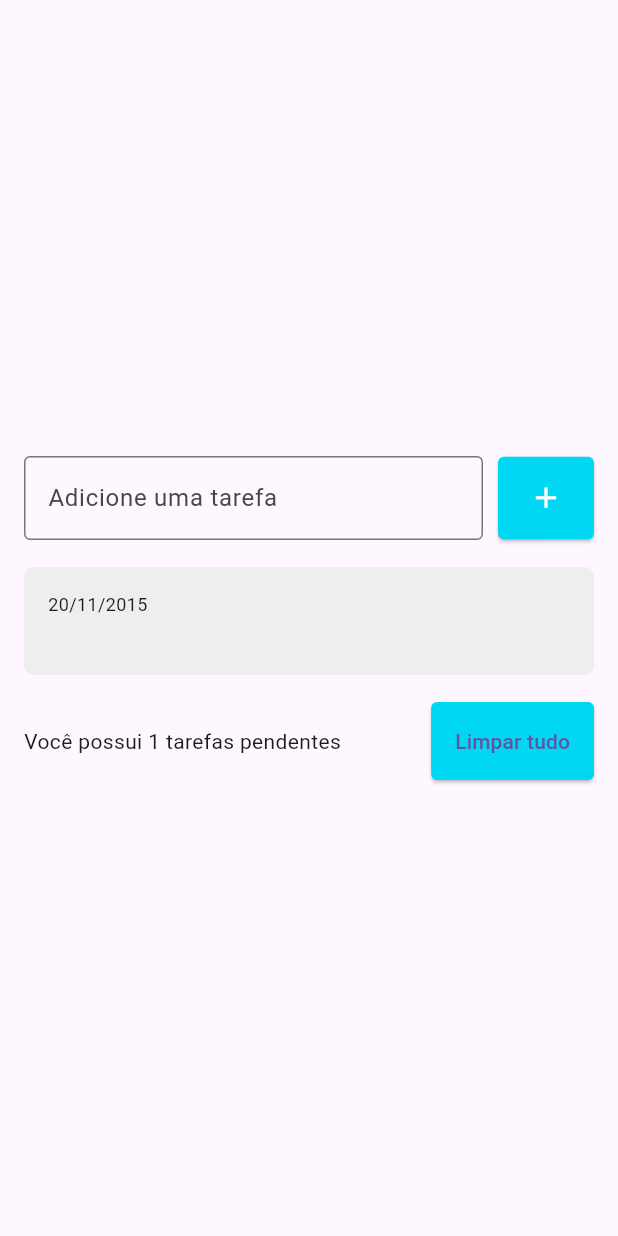
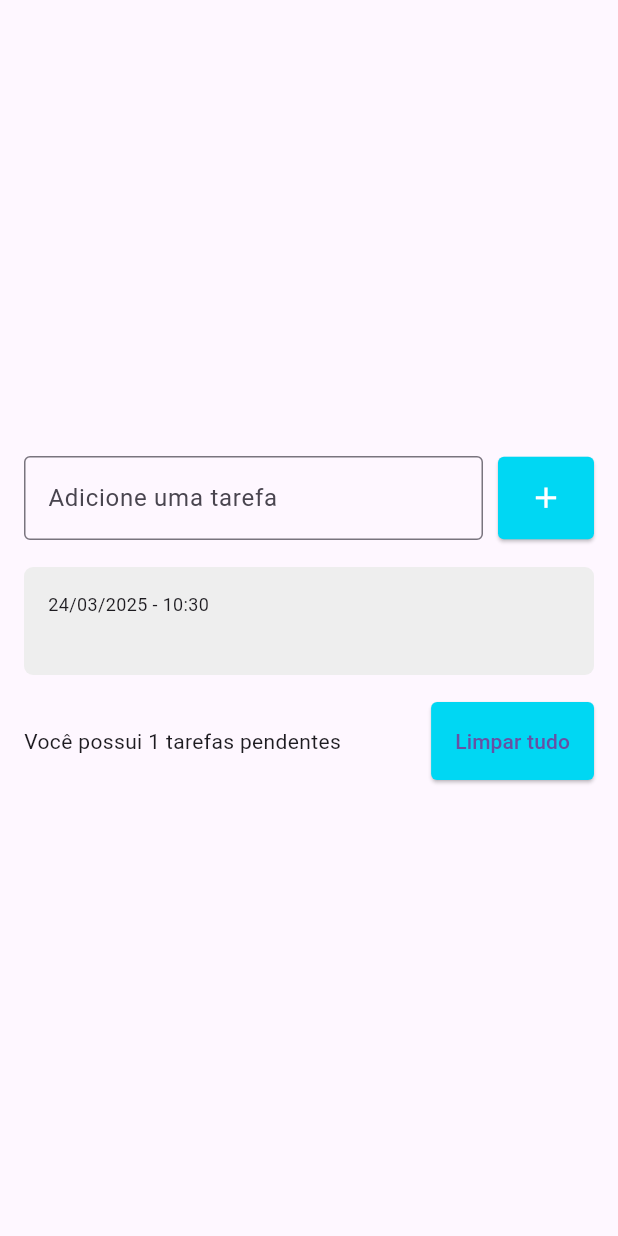
Before and after one commit to MarcosAndreLS/todo_list-learning_flutter, a Flutter app: the screen it shows after launch, after a tap on the "add" icon, on a phone screen of 412 x 824 dp. Run offline on Flutter 3.47's test engine with Material 3 defaults, Android fonts, the phone set to English and light mode, and no system bars.

Commit message:
Trabalhando com datas e horas

```diff
--- /dev/null
+++ b/lib/models/todo.dart
@@ -0,0 +1,6 @@
+class Todo {
+  Todo({required this.title, required this.dateTime});
+
+  String title;
+  DateTime dateTime;
+}
--- a/lib/pages/todo_list_page.dart
+++ b/lib/pages/todo_list_page.dart
@@ -1,4 +1,5 @@
 import 'package:flutter/material.dart';
+import 'package:todo_list/models/todo.dart';
 import 'package:todo_list/widgets/todo_list_item.dart';
 
 class TodoListPage extends StatefulWidget {
@@ -12,7 +13,7 @@ class _TodoListPageState extends State<TodoListPage> {
   final TextEditingController todoController =
       TextEditingController();
 
-  List<String> todos = [];
+  List<Todo> todos = [];
 
   @override
   Widget build(BuildContext context) {
@@ -41,7 +42,11 @@ class _TodoListPageState extends State<TodoListPage> {
                       onPressed: () {
                         String text = todoController.text;
                         setState(() {
-                          todos.add(text);
+                          Todo newTodo = Todo(
+                            title: text,
+                            dateTime: DateTime.now(),
+                          );
+                          todos.add(newTodo);
                         });
                         todoController.clear();
                         //todos.add(text);
@@ -71,8 +76,8 @@ class _TodoListPageState extends State<TodoListPage> {
                     padding: EdgeInsets.zero, //importante
                     //physics: NeverScrollableScrollPhysics(),
                     children: [
-                      for (String todo in todos)
-                        TodoListItem(title: todo),
+                      for (Todo todo in todos)
+                        TodoListItem(todo: todo),
                     ],
                   ),
                 ),
--- a/lib/widgets/todo_list_item.dart
+++ b/lib/widgets/todo_list_item.dart
@@ -1,9 +1,11 @@
 import 'package:flutter/material.dart';
+import 'package:intl/intl.dart';
+import 'package:todo_list/models/todo.dart';
 
 class TodoListItem extends StatelessWidget {
-  const TodoListItem({super.key, required this.title});
+  const TodoListItem({super.key, required this.todo});
 
-  final String title;
+  final Todo todo;
 
   @override
   Widget build(BuildContext context) {
@@ -17,9 +19,14 @@ class TodoListItem extends StatelessWidget {
       child: Column(
         crossAxisAlignment: CrossAxisAlignment.start,
         children: [
-          Text('20/11/2015', style: TextStyle(fontSize: 12)),
           Text(
-            title,
+            DateFormat(
+              'dd/MM/yyyy - HH:mm',
+            ).format(todo.dateTime),
+            style: TextStyle(fontSize: 12),
+          ),
+          Text(
+            todo.title,
             style: TextStyle(
               fontSize: 16,
               fontWeight: FontWeight.w600,
--- a/pubspec.yaml
+++ b/pubspec.yaml
@@ -34,6 +34,7 @@ dependencies:
   # The following adds the Cupertino Icons font to your application.
   # Use with the CupertinoIcons class for iOS style icons.
   cupertino_icons: ^1.0.8
+  intl:
 
 dev_dependencies:
   flutter_test:
```
Also changed, not shown: pubspec.lock.
